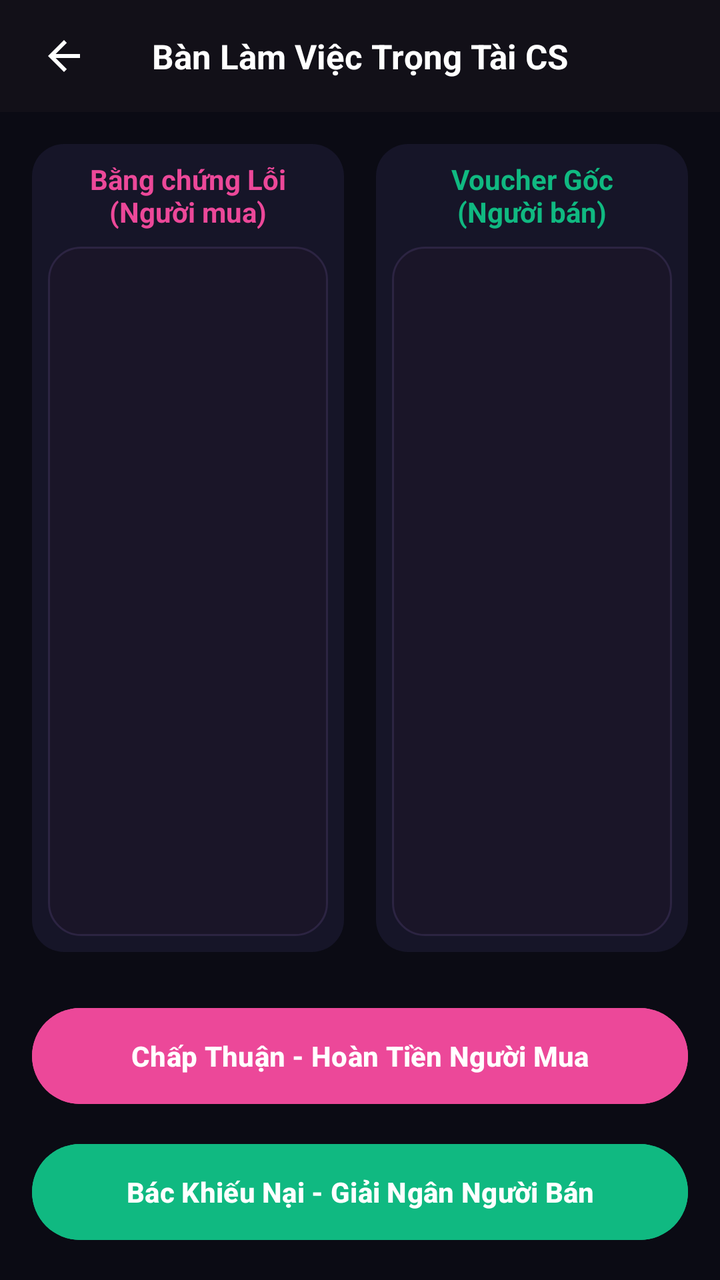
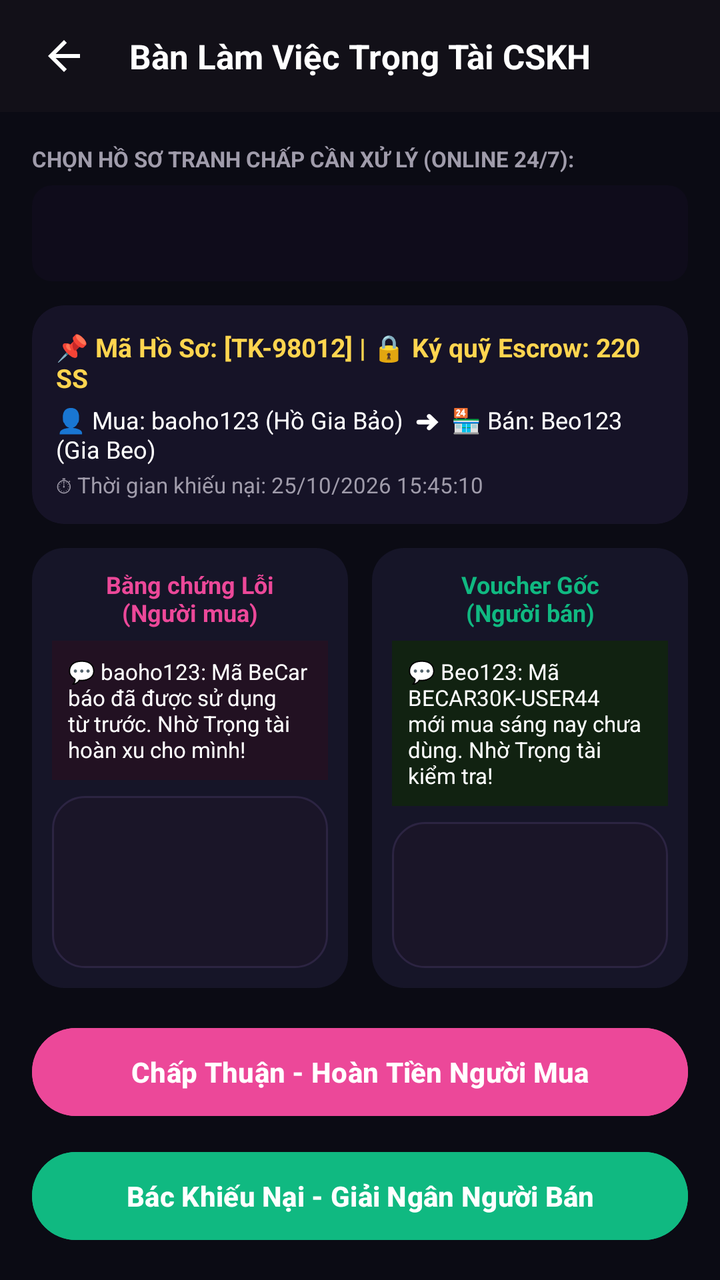

Before-and-after screenshots of an Android layout around one commit, followed by the original layout XML and the change that was made.
<!-- AndroidManifest.xml: application theme Theme.SSharing -->
<!-- res/layout/activity_staff_arbiter.xml -->
<?xml version="1.0" encoding="utf-8"?>
<LinearLayout xmlns:android="http://schemas.android.com/apk/res/android"
    xmlns:app="http://schemas.android.com/apk/res-auto"
    android:layout_width="match_parent"
    android:layout_height="match_parent"
    android:background="@color/bg_main"
    android:orientation="vertical">

    
    <RelativeLayout
        android:id="@+id/topBarStaffArbiter"
        android:layout_width="match_parent"
        android:layout_height="56dp"
        android:background="#121018"
        android:paddingHorizontal="16dp">

        <ImageView
            android:id="@+id/btnBackStaffArbiter"
            android:layout_width="32dp"
            android:layout_height="32dp"
            android:layout_centerVertical="true"
            android:clickable="true"
            android:focusable="true"
            android:contentDescription="Quay lại"
            android:padding="4dp"
            android:src="@drawable/ic_arrow_back"
            app:tint="#FFFFFF" />

        <TextView
            android:layout_width="wrap_content"
            android:layout_height="wrap_content"
            android:layout_centerInParent="true"
            android:text="Bàn Làm Việc Trọng Tài CS"
            android:textColor="@color/text_white"
            android:textSize="17sp"
            android:textStyle="bold" />
    </RelativeLayout>

    <LinearLayout
        android:layout_width="match_parent"
        android:layout_height="match_parent"
        android:orientation="vertical"
        android:padding="16dp">

        
        <LinearLayout
            android:layout_width="match_parent"
            android:layout_height="0dp"
            android:layout_weight="1"
            android:orientation="horizontal">

            
            <LinearLayout
                android:layout_width="0dp"
                android:layout_height="match_parent"
                android:layout_weight="1"
                android:orientation="vertical"
                android:gravity="center"
                android:background="@drawable/bg_rounded_card"
                android:layout_marginEnd="8dp"
                android:padding="8dp">
                <TextView
                    android:layout_width="wrap_content"
                    android:layout_height="wrap_content"
                    android:text="Bằng chứng Lỗi\n(Người mua)"
                    android:textColor="@color/pin_pink"
                    android:gravity="center"
                    android:textStyle="bold" />
                <ImageView
                    android:layout_width="match_parent"
                    android:layout_height="match_parent"
                    android:layout_marginTop="8dp"
                    android:src="@drawable/bg_card_dark"
                    android:scaleType="centerInside" />
            </LinearLayout>

            
            <LinearLayout
                android:layout_width="0dp"
                android:layout_height="match_parent"
                android:layout_weight="1"
                android:orientation="vertical"
                android:gravity="center"
                android:background="@drawable/bg_rounded_card"
                android:layout_marginStart="8dp"
                android:padding="8dp">
                <TextView
                    android:layout_width="wrap_content"
                    android:layout_height="wrap_content"
                    android:text="Voucher Gốc\n(Người bán)"
                    android:textColor="@color/green_trust"
                    android:gravity="center"
                    android:textStyle="bold" />
                <ImageView
                    android:layout_width="match_parent"
                    android:layout_height="match_parent"
                    android:layout_marginTop="8dp"
                    android:src="@drawable/bg_card_dark"
                    android:scaleType="centerInside" />
            </LinearLayout>
        </LinearLayout>

        
        <LinearLayout
            android:layout_width="match_parent"
            android:layout_height="wrap_content"
            android:orientation="vertical"
            android:layout_marginTop="24dp">

            <Button
                android:id="@+id/btnRefundBuyer"
                android:layout_width="match_parent"
                android:layout_height="56dp"
                android:backgroundTint="@color/pin_pink"
                android:text="Chấp Thuận - Hoàn Tiền Người Mua"
                android:textColor="@color/text_white"
                android:textStyle="bold" />

            <Button
                android:id="@+id/btnReleaseSeller"
                android:layout_width="match_parent"
                android:layout_height="56dp"
                android:layout_marginTop="12dp"
                android:backgroundTint="@color/green_trust"
                android:text="Bác Khiếu Nại - Giải Ngân Người Bán"
                android:textColor="@color/text_white"
                android:textStyle="bold" />
        </LinearLayout>
    </LinearLayout>
</LinearLayout>
<!-- resources referenced by this layout -->
<resources>
  <color name="bg_main">#0B0B14</color>
  <color name="green_trust">#10B981</color>
  <color name="pin_pink">#EC4899</color>
  <color name="text_white">#FFFFFF</color>
  <!-- drawable bg_card_dark (drawable) -->
  <?xml version="1.0" encoding="utf-8"?>
  <shape xmlns:android="http://schemas.android.com/apk/res/android">
      <solid android:color="#1A1528" />
      <corners android:radius="16dp" />
      <stroke android:width="1dp" android:color="#2C2442" />
  </shape>
  <!-- drawable bg_rounded_card (drawable) -->
  <?xml version="1.0" encoding="utf-8"?>
  <shape xmlns:android="http://schemas.android.com/apk/res/android">
      <solid android:color="@color/bg_card" />
      <corners android:radius="16dp" />
  </shape>
  <!-- drawable ic_arrow_back (drawable) -->
  <?xml version="1.0" encoding="utf-8"?>
  <vector xmlns:android="http://schemas.android.com/apk/res/android"
      android:width="24dp" android:height="24dp" android:viewportWidth="24" android:viewportHeight="24">
      <path android:fillColor="#FFFFFFFF" android:pathData="M20,11H7.83l5.59,-5.59L12,4l-8,8 8,8 1.41,-1.41L7.83,13H20v-2z"/>
  </vector>
  <style name="Theme.SSharing" parent="Base.Theme.SSharing" />
  <color name="bg_card">#161528</color>
  <style name="Base.Theme.SSharing" parent="Theme.Material3.DayNight.NoActionBar">
          
          
      </style>
</resources>

<!-- the commit's change to res/layout/activity_staff_arbiter.xml (unified diff, before → after) -->
@@ -19,9 +19,10 @@
             android:layout_width="32dp"
             android:layout_height="32dp"
             android:layout_centerVertical="true"
+            android:background="?attr/selectableItemBackgroundBorderless"
             android:clickable="true"
+            android:contentDescription="Quay lại"
             android:focusable="true"
-            android:contentDescription="Quay lại"
             android:padding="4dp"
             android:src="@drawable/ic_arrow_back"
             app:tint="#FFFFFF" />
@@ -30,7 +31,7 @@
             android:layout_width="wrap_content"
             android:layout_height="wrap_content"
             android:layout_centerInParent="true"
-            android:text="Bàn Làm Việc Trọng Tài CS"
+            android:text="Bàn Làm Việc Trọng Tài CSKH"
             android:textColor="@color/text_white"
             android:textSize="17sp"
             android:textStyle="bold" />
@@ -42,10 +43,72 @@
         android:orientation="vertical"
         android:padding="16dp">
 
+        <TextView
+            android:layout_width="wrap_content"
+            android:layout_height="wrap_content"
+            android:text="CHỌN HỒ SƠ TRANH CHẤP CẦN XỬ LÝ (ONLINE 24/7):"
+            android:textColor="#A09CAB"
+            android:textSize="11sp"
+            android:textStyle="bold" />
+
+        
+        <Spinner
+            android:id="@+id/spDisputeCases"
+            android:layout_width="match_parent"
+            android:layout_height="48dp"
+            android:layout_marginTop="6dp"
+            android:background="@drawable/bg_input_field"
+            android:paddingHorizontal="12dp" />
+
+        
+        <androidx.cardview.widget.CardView
+            android:layout_width="match_parent"
+            android:layout_height="wrap_content"
+            android:layout_marginTop="12dp"
+            app:cardBackgroundColor="#161327"
+            app:cardCornerRadius="16dp"
+            app:cardElevation="0dp">
+
+            <LinearLayout
+                android:layout_width="match_parent"
+                android:layout_height="wrap_content"
+                android:orientation="vertical"
+                android:padding="12dp">
+
+                <TextView
+                    android:id="@+id/tvCaseDetailHeader"
+                    android:layout_width="match_parent"
+                    android:layout_height="wrap_content"
+                    android:text="📌 Mã Hồ Sơ: [TK-98012] | 🔒 Ký quỹ Escrow: 220 SS"
+                    android:textColor="#FFD54F"
+                    android:textSize="13sp"
+                    android:textStyle="bold" />
+
+                <TextView
+                    android:id="@+id/tvCaseDetailParties"
+                    android:layout_width="match_parent"
+                    android:layout_height="wrap_content"
+                    android:layout_marginTop="4dp"
+                    android:text="👤 Mua: baoho123 (Hồ Gia Bảo)  ➜  🏪 Bán: Beo123 (Gia Beo)"
+                    android:textColor="#FFFFFF"
+                    android:textSize="12sp" />
+
+                <TextView
+                    android:id="@+id/tvCaseDetailTime"
+                    android:layout_width="match_parent"
+                    android:layout_height="wrap_content"
+                    android:layout_marginTop="2dp"
+                    android:text="⏱ Thời gian khiếu nại: 25/10/2026 15:45:10"
+                    android:textColor="#A09CAB"
+                    android:textSize="11sp" />
+            </LinearLayout>
+        </androidx.cardview.widget.CardView>
+
         
         <LinearLayout
             android:layout_width="match_parent"
             android:layout_height="0dp"
+            android:layout_marginTop="12dp"
             android:layout_weight="1"
             android:orientation="horizontal">
 
@@ -53,50 +116,80 @@
             <LinearLayout
                 android:layout_width="0dp"
                 android:layout_height="match_parent"
+                android:layout_marginEnd="6dp"
                 android:layout_weight="1"
+                android:background="@drawable/bg_rounded_card"
                 android:orientation="vertical"
-                android:gravity="center"
-                android:background="@drawable/bg_rounded_card"
-                android:layout_marginEnd="8dp"
-                android:padding="8dp">
-                <TextView
-                    android:layout_width="wrap_content"
-                    android:layout_height="wrap_content"
+                android:padding="10dp">
+
+                <TextView
+                    android:layout_width="match_parent"
+                    android:layout_height="wrap_content"
+                    android:gravity="center"
                     android:text="Bằng chứng Lỗi\n(Người mua)"
                     android:textColor="@color/pin_pink"
-                    android:gravity="center"
+                    android:textSize="12sp"
                     android:textStyle="bold" />
+
+                <TextView
+                    android:id="@+id/tvBuyerStatement"
+                    android:layout_width="match_parent"
+                    android:layout_height="wrap_content"
+                    android:layout_marginTop="6dp"
+                    android:background="#221122"
+                    android:padding="8dp"
+                    android:text="💬 baoho123: Mã BeCar báo đã được sử dụng từ trước. Nhờ Trọng tài hoàn xu cho mình!"
+                    android:textColor="#FFFFFF"
+                    android:textSize="11sp" />
+
                 <ImageView
+                    android:id="@+id/imgBuyerEvidence"
                     android:layout_width="match_parent"
                     android:layout_height="match_parent"
                     android:layout_marginTop="8dp"
-                    android:src="@drawable/bg_card_dark"
-                    android:scaleType="centerInside" />
+                    android:contentDescription="Ảnh bằng chứng người mua"
+                    android:scaleType="centerCrop"
+                    android:src="@drawable/bg_card_dark" />
             </LinearLayout>
 
             
             <LinearLayout
                 android:layout_width="0dp"
                 android:layout_height="match_parent"
+                android:layout_marginStart="6dp"
                 android:layout_weight="1"
+                android:background="@drawable/bg_rounded_card"
                 android:orientation="vertical"
-                android:gravity="center"
-                android:background="@drawable/bg_rounded_card"
-                android:layout_marginStart="8dp"
-                android:padding="8dp">
-                <TextView
-                    android:layout_width="wrap_content"
-                    android:layout_height="wrap_content"
+                android:padding="10dp">
+
+                <TextView
+                    android:layout_width="match_parent"
+                    android:layout_height="wrap_content"
+                    android:gravity="center"
                     android:text="Voucher Gốc\n(Người bán)"
                     android:textColor="@color/green_trust"
-                    android:gravity="center"
+                    android:textSize="12sp"
                     android:textStyle="bold" />
+
+                <TextView
+                    android:id="@+id/tvSellerStatement"
+                    android:layout_width="match_parent"
+                    android:layout_height="wrap_content"
+                    android:layout_marginTop="6dp"
+                    android:background="#112211"
+                    android:padding="8dp"
+                    android:text="💬 Beo123: Mã BECAR30K-USER44 mới mua sáng nay chưa dùng. Nhờ Trọng tài kiểm tra!"
+                    android:textColor="#FFFFFF"
+                    android:textSize="11sp" />
+
                 <ImageView
+                    android:id="@+id/imgSellerEvidence"
                     android:layout_width="match_parent"
                     android:layout_height="match_parent"
                     android:layout_marginTop="8dp"
-                    android:src="@drawable/bg_card_dark"
-                    android:scaleType="centerInside" />
+                    android:contentDescription="Ảnh bằng chứng người bán"
+                    android:scaleType="centerCrop"
+                    android:src="@drawable/bg_card_dark" />
             </LinearLayout>
         </LinearLayout>
 
@@ -104,26 +197,28 @@
         <LinearLayout
             android:layout_width="match_parent"
             android:layout_height="wrap_content"
-            android:orientation="vertical"
-            android:layout_marginTop="24dp">
+            android:layout_marginTop="16dp"
+            android:orientation="vertical">
 
             <Button
                 android:id="@+id/btnRefundBuyer"
                 android:layout_width="match_parent"
-                android:layout_height="56dp"
+                android:layout_height="52dp"
                 android:backgroundTint="@color/pin_pink"
                 android:text="Chấp Thuận - Hoàn Tiền Người Mua"
                 android:textColor="@color/text_white"
+                android:textSize="14sp"
                 android:textStyle="bold" />
 
             <Button
                 android:id="@+id/btnReleaseSeller"
                 android:layout_width="match_parent"
-                android:layout_height="56dp"
-                android:layout_marginTop="12dp"
+                android:layout_height="52dp"
+                android:layout_marginTop="10dp"
                 android:backgroundTint="@color/green_trust"
                 android:text="Bác Khiếu Nại - Giải Ngân Người Bán"
                 android:textColor="@color/text_white"
+                android:textSize="14sp"
                 android:textStyle="bold" />
         </LinearLayout>
     </LinearLayout>
<!-- resource entries referenced after the edit -->
@@ -10,6 +10,12 @@
       <solid android:color="#1A1528" />
       <corners android:radius="16dp" />
       <stroke android:width="1dp" android:color="#2C2442" />
+  </shape>
+  <!-- drawable bg_input_field (drawable) -->
+  <?xml version="1.0" encoding="utf-8"?>
+  <shape xmlns:android="http://schemas.android.com/apk/res/android">
+      <solid android:color="#0F0C1B" />
+      <corners android:radius="10dp" />
   </shape>
   <!-- drawable bg_rounded_card (drawable) -->
   <?xml version="1.0" encoding="utf-8"?>
